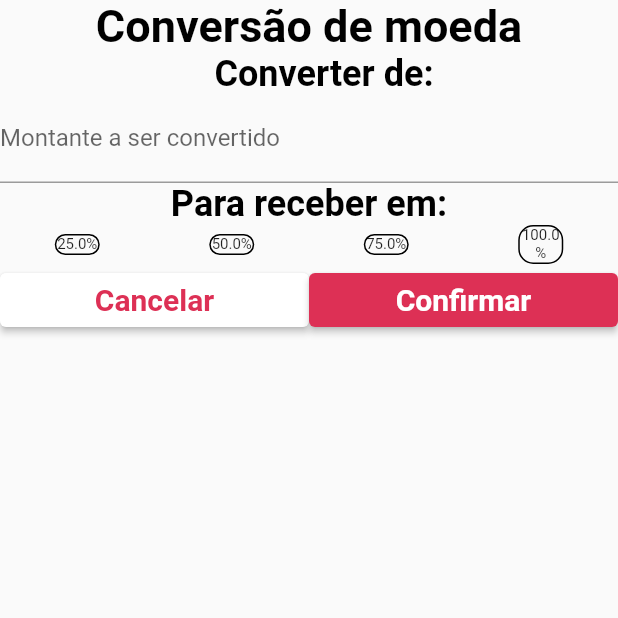
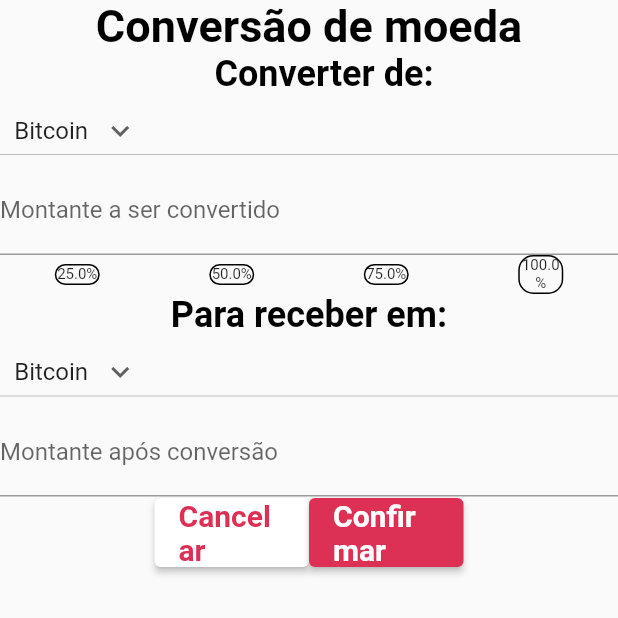
Before and after one commit to BrunoSabadini/WorkTestProject, a Flutter app: the CoinsConversionWidget screen opened by its route, on a phone screen of 412 x 824 dp, the top half of it. Run offline on Flutter 3.47's test engine with Material 2 defaults, Android fonts, the phone set to English and light mode, and no system bars; our stand-ins replace syncfusion_flutter_charts.

Commit message:
Last changes before try to use Riverpod and maybe crash it all

```diff
--- a/lib/CoinsDataToFutureAPI.dart
+++ b/lib/CoinsDataToFutureAPI.dart
@@ -3,7 +3,8 @@ import 'package:flutter/material.dart';
 class Coins {
   String abreviation;
   String name;
-  double walletAmount = 1450000.00;
+  double walletAmount;
+  double bitcoinAmount;
   double amount = 34000.00;
   double variation = 8.4;
   double capMercado = -7;
@@ -11,6 +12,8 @@ class Coins {
   bool animate = true;
   Coins(
       {Key? key,
+      this.walletAmount = 0,
+      this.bitcoinAmount = 0,
       required this.abreviation,
       required this.name,
       required this.icon});
--- a/lib/Models/CoinConversion.dart
+++ b/lib/Models/CoinConversion.dart
@@ -11,13 +11,32 @@ class CoinsConversionWidget extends StatefulWidget {
 
 class CoinsConversionState extends State<CoinsConversionWidget> {
   String dropdownvalue = 'Bitcoin';
+  dynamic textFieldConversionAmount = TextEditingController();
+  double percentageee = 0;
 
-  // List of items in our dropdown menu
   var items = [
     'Bitcoin',
     'Ethereum',
     'Litecoin',
   ];
+
+  coinAmountConversion() {
+    if (percentageee == 25) {
+      textFieldConversionAmount = textFieldConversionAmount * 0.25;
+      return;
+    }
+    if (percentageee == 50) {
+      return;
+    }
+    if (percentageee == 75) {
+      return;
+    }
+    if (percentageee == 100) {
+      return;
+    } else {
+      print(percentageee);
+    }
+  }
 
   Widget percetageToConvertCoin(double percentage) {
     return Center(
@@ -25,7 +44,10 @@ class CoinsConversionState extends State<CoinsConversionWidget> {
             width: 30,
             child: Material(
                 child: InkWell(
-                    onTap: () {},
+                    onTap: () {
+                      percentageee = percentage;
+                      coinAmountConversion();
+                    },
                     child: Container(
                         child: Text(
                           "${percentage}" + "%",
@@ -67,6 +89,17 @@ class CoinsConversionState extends State<CoinsConversionWidget> {
     );
   }
 
+  Widget conversionField(String text) {
+    return TextFormField(
+      controller: textFieldConversionAmount,
+      keyboardType: TextInputType.number,
+      decoration: InputDecoration(
+        border: const UnderlineInputBorder(),
+        labelText: text,
+      ),
+    );
+  }
+
   @override
   Widget build(BuildContext context) {
     return Scaffold(
@@ -75,21 +108,19 @@ class CoinsConversionState extends State<CoinsConversionWidget> {
       Padding(
           padding: const EdgeInsets.fromLTRB(20, 0, 0, 0),
           child: textTitles("Converter de:")),
-      TextFormField(
-        keyboardType: TextInputType.number,
-        decoration: const InputDecoration(
-          border: UnderlineInputBorder(),
-          labelText: 'Montante a ser convertido',
-        ),
-      ),
-      textTitles("Para receber em:"),
+      dropdownButton(dropdownvalue),
+      conversionField('Montante a ser convertido'),
       Row(children: [
         Expanded(child: percetageToConvertCoin(25)),
         Expanded(child: percetageToConvertCoin(50)),
         Expanded(child: percetageToConvertCoin(75)),
         Expanded(child: percetageToConvertCoin(100))
       ]),
+      textTitles("Para receber em:"),
+      dropdownButton(dropdownvalue),
+      conversionField('Montante após conversão'),
       Row(children: [
+        Spacer(),
         Expanded(
             child: Provider.of<StateController>(context, listen: true)
                 .elevatedButton(
@@ -106,6 +137,7 @@ class CoinsConversionState extends State<CoinsConversionWidget> {
           "Confirmar",
           width: double.infinity,
         )),
+        Spacer(),
       ]),
     ]));
   }
```
